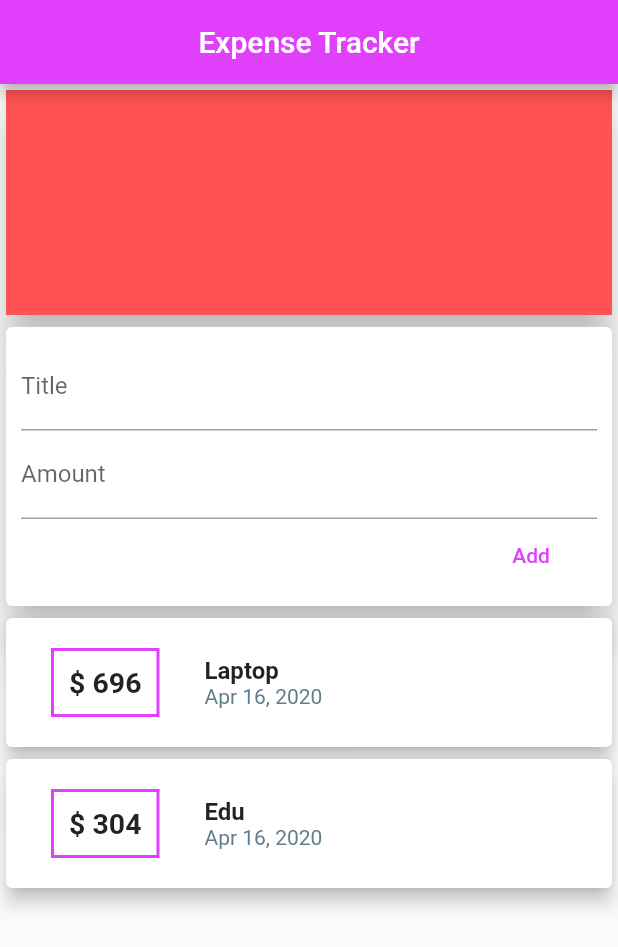
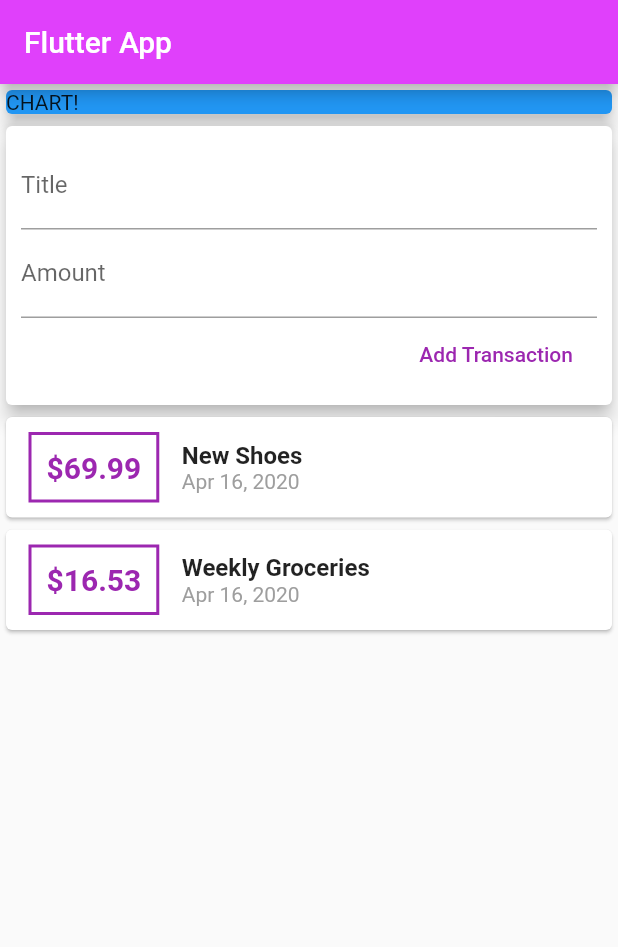
Before and after one commit to winterprogram/expenseapp, a Flutter app: the screen it shows after launch, on a phone screen of 412 x 824 dp. Shown: the top 947 px of the screen. Run offline on Flutter 3.47's test engine with Material 2 defaults, Android fonts, the phone set to English and light mode, and no system bars.

Commit message:
seperating main dart file

```diff
--- a/lib/main.dart
+++ b/lib/main.dart
@@ -1,51 +1,48 @@
-import 'package:expenseapp/widget/new_trans.dart';
-import 'package:expenseapp/widget/trans_list.dart';
-import 'package:expenseapp/widget/user_trans.dart';
 import 'package:flutter/material.dart';
-// import './models/trans.dart';
-// import './widget/trans_list.dart';
-import 'package:intl/intl.dart';
-// import 'package:flutter/src/widgets/framework.dart';
+
+import './widgets/user_transactions.dart';
 
 void main() => runApp(MyApp());
 
-class MyApp extends StatefulWidget {
+class MyApp extends StatelessWidget {
   @override
-  State<StatefulWidget> createState() {
-    return HomePage();
+  Widget build(BuildContext context) {
+    return MaterialApp(
+      title: 'Flutter App',
+      home: MyHomePage(),
+    );
   }
 }
 
-class HomePage extends State<MyApp> {
-  // var titles = TextEditingController();
-  // var inpamounts = TextEditingController();
+class MyHomePage extends StatelessWidget {
+  // String titleInput;
+  // String amountInput;
+  final titleController = TextEditingController();
+  final amountController = TextEditingController();
 
   @override
   Widget build(BuildContext context) {
-    return MaterialApp(
-        home: Scaffold(
-            appBar: AppBar(
-              backgroundColor: Colors.purpleAccent,
-              title: Center(
-                child: Text('Expense Tracker'),
+    return Scaffold(
+      appBar: AppBar( backgroundColor: Colors.purpleAccent,
+        title: Text('Flutter App', textAlign: TextAlign.center,),
+      ),
+      body: SingleChildScrollView(
+              child: Column(
+          // mainAxisAlignment: MainAxisAlignment.start,
+          crossAxisAlignment: CrossAxisAlignment.stretch,
+          children: <Widget>[
+            Container(
+              width: double.infinity,
+              child: Card(
+                color: Colors.blue,
+                child: Text('CHART!'),
+                elevation: 5,
               ),
             ),
-            body: Column(
-                // mainAxisAlignment: MainAxisAlignment.spaceEvenly,
-                crossAxisAlignment: CrossAxisAlignment.stretch,
-                children: [
-                  Column(children: <Widget>[
-                    Card(
-                      elevation: 10,
-                      child: Container(
-                        width: double.infinity,
-                        color: Colors.redAccent,
-                        height: 150,
-                        // child: Text('Charts area'),
-                      ),
-                    ),
-                   Userdata()
-                  ])
-                ])));
+            UserTransactions()
+          ],
+        ),
+      ),
+    );
   }
 }
--- /dev/null
+++ b/lib/models/transaction.dart
@@ -0,0 +1,15 @@
+import 'package:flutter/foundation.dart';
+
+class Transaction {
+  final String id;
+  final String title;
+  final double amount;
+  final DateTime date;
+
+  Transaction({
+    @required this.id,
+    @required this.title,
+    @required this.amount,
+    @required this.date,
+  });
+}
--- a/lib/widget/new_trans.dart
+++ /dev/null
@@ -1,47 +0,0 @@
-import 'package:flutter/material.dart';
-
-class Newtrans extends StatefulWidget {
-  @override
-  _NewtransState createState() => _NewtransState();
-}
-
-class _NewtransState extends State<Newtrans> {
-  String title;
-  String inpamount;
-
-  @override
-  Widget build(BuildContext context) {
-    return Card(
-        elevation: 10,
-        child: Container(
-            padding: EdgeInsets.all(10),
-            child: Column(
-              crossAxisAlignment: CrossAxisAlignment.end,
-              children: <Widget>[
-                TextField(
-                  decoration: InputDecoration(
-                    labelText: 'Title',
-                  ),
-                  // controller: titles,
-                  onChanged: (value) {
-                    title = value;
-                  },
-                ),
-                TextField(
-                  decoration: InputDecoration(labelText: 'Amount'),
-                  // controller: inpamounts,
-                  onChanged: (value) {
-                    inpamount = value;
-                  },
-                ),
-                FlatButton(
-                  child: Text('Add'),
-                  textColor: Colors.purpleAccent,
-                  onPressed: () {
-                    _Userdata
-                  },
-                ),
-              ],
-            )));
-  }
-}
--- a/lib/widget/trans_list.dart
+++ /dev/null
@@ -1,52 +0,0 @@
-import 'package:flutter/material.dart';
-import '../models/trans.dart';
-import 'package:intl/intl.dart';
-
-
-
-class Transaction extends StatelessWidget{
-  final List<Trans>transactions;
-
-  // const TransactionState({Key key, this.transactions}) : super(key: key);
-
-  Transaction(this.transactions);
-  @override
-  Widget build(BuildContext context) {
-    return Column(
-        children: transactions.map((test) {
-      return Card(
-        elevation: 5,
-        // shape: ShapeBorder.lerp(2, 2, 4),
-        child: Row(
-          children: <Widget>[
-            Container(
-                margin: EdgeInsets.symmetric(horizontal: 30, vertical: 20),
-                child: Text(
-                  '\$ ${((test.amount) / 79).round()}',
-                  style: TextStyle(fontWeight: FontWeight.bold, fontSize: 19),
-                ),
-                decoration: BoxDecoration(
-                    border: Border.all(color: Colors.purpleAccent, width: 2)),
-                padding: EdgeInsets.symmetric(vertical: 10, horizontal: 10)),
-            Column(
-              crossAxisAlignment: CrossAxisAlignment.start,
-              children: <Widget>[
-                Text(
-                  test.title,
-                  style: TextStyle(fontSize: 16, fontWeight: FontWeight.bold),
-                ),
-                Container(
-                  child: Text(
-                    DateFormat.yMMMd().format(test.date),
-                    style: TextStyle(color: Colors.blueGrey),
-                  ),
-                  //  color: ,
-                )
-              ],
-            )
-          ],
-        ),
-      );
-    }).toList());
-  }
-}
--- a/lib/widget/user_trans.dart
+++ /dev/null
@@ -1,38 +0,0 @@
-import 'package:flutter/material.dart';
-
-import '../widget/new_trans.dart';
-import '../widget/trans_list.dart';
-import '../models/trans.dart';
-
-class Userdata extends StatefulWidget {
-  @override
-  _UserdataState createState() => _UserdataState();
-}
-
-class _UserdataState extends State<Userdata> {
-  final List<Trans> _userdata = [
-    Trans(id: '1r', title: 'Laptop', amount: 55000, date: DateTime.now()),
-    Trans(id: '13', title: 'Edu', amount: 24000, date: DateTime.now())
-  ];
-
-  void _data(String title, double amount) {
-    final news = Trans(
-        id: DateTime.now().toString(),
-        title: title,
-        amount: amount,
-        date: DateTime.now());
-    setState(() {
-      _userdata.add(news);
-    });
-  }
-
-  @override
-  Widget build(BuildContext context) {
-    return Column(
-      children: <Widget>[
-        Newtrans(),
-        Transaction(_userdata),
-      ],
-    );
-  }
-}
--- /dev/null
+++ b/lib/widgets/new_transaction.dart
@@ -0,0 +1,46 @@
+import 'package:flutter/material.dart';
+
+class NewTransaction extends StatelessWidget {
+  final Function addTx;
+  final titleController = TextEditingController();
+  final amountController = TextEditingController();
+
+  NewTransaction(this.addTx);
+
+  @override
+  Widget build(BuildContext context) {
+    return Card(
+      elevation: 5,
+      child: Container(
+        padding: EdgeInsets.all(10),
+        child: Column(
+          crossAxisAlignment: CrossAxisAlignment.end,
+          children: <Widget>[
+            TextField(
+              decoration: InputDecoration(labelText: 'Title'),
+              controller: titleController,
+              // onChanged: (val) {
+              //   titleInput = val;
+              // },
+            ),
+            TextField(
+              decoration: InputDecoration(labelText: 'Amount'),
+              controller: amountController,
+              // onChanged: (val) => amountInput = val,
+            ),
+            FlatButton(
+              child: Text('Add Transaction'),
+              textColor: Colors.purple,
+              onPressed: () {
+                addTx(
+                  titleController.text,
+                  double.parse(amountController.text),
+                );
+              },
+            ),
+          ],
+        ),
+      ),
+    );
+  }
+}
--- /dev/null
+++ b/lib/widgets/transaction_list.dart
@@ -0,0 +1,63 @@
+import 'package:flutter/material.dart';
+import 'package:intl/intl.dart';
+
+import '../models/transaction.dart';
+
+class TransactionList extends StatelessWidget {
+  final List<Transaction> transactions;
+
+  TransactionList(this.transactions);
+
+  @override
+  Widget build(BuildContext context) {
+    return Column(
+      children: transactions.map((tx) {
+        return Card(
+          child: Row(
+            children: <Widget>[
+              Container(
+                margin: EdgeInsets.symmetric(
+                  vertical: 10,
+                  horizontal: 15,
+                ),
+                decoration: BoxDecoration(
+                  border: Border.all(
+                    color: Colors.purple,
+                    width: 2,
+                  ),
+                ),
+                padding: EdgeInsets.all(10),
+                child: Text(
+                  '\$${tx.amount}',
+                  style: TextStyle(
+                    fontWeight: FontWeight.bold,
+                    fontSize: 20,
+                    color: Colors.purple,
+                  ),
+                ),
+              ),
+              Column(
+                crossAxisAlignment: CrossAxisAlignment.start,
+                children: <Widget>[
+                  Text(
+                    tx.title,
+                    style: TextStyle(
+                      fontSize: 16,
+                      fontWeight: FontWeight.bold,
+                    ),
+                  ),
+                  Text(
+                    DateFormat.yMMMd().format(tx.date),
+                    style: TextStyle(
+                      color: Colors.grey,
+                    ),
+                  ),
+                ],
+              ),
+            ],
+          ),
+        );
+      }).toList(),
+    );
+  }
+}
--- /dev/null
+++ b/lib/widgets/user_transactions.dart
@@ -0,0 +1,50 @@
+import 'package:flutter/material.dart';
+
+import './new_transaction.dart';
+import './transaction_list.dart';
+import '../models/transaction.dart';
+
+class UserTransactions extends StatefulWidget {
+  @override
+  _UserTransactionsState createState() => _UserTransactionsState();
+}
+
+class _UserTransactionsState extends State<UserTransactions> {
+  final List<Transaction> _userTransactions = [
+    Transaction(
+      id: 't1',
+      title: 'New Shoes',
+      amount: 69.99,
+      date: DateTime.now(),
+    ),
+    Transaction(
+      id: 't2',
+      title: 'Weekly Groceries',
+      amount: 16.53,
+      date: DateTime.now(),
+    ),
+  ];
+
+  void _addNewTransaction(String txTitle, double txAmount) {
+    final newTx = Transaction(
+      title: txTitle,
+      amount: txAmount,
+      date: DateTime.now(),
+      id: DateTime.now().toString(),
+    );
+
+    setState(() {
+      _userTransactions.add(newTx);
+    });
+  }
+
+  @override
+  Widget build(BuildContext context) {
+    return Column(
+      children: <Widget>[
+        NewTransaction(_addNewTransaction),
+        TransactionList(_userTransactions),
+      ],
+    );
+  }
+}
```
